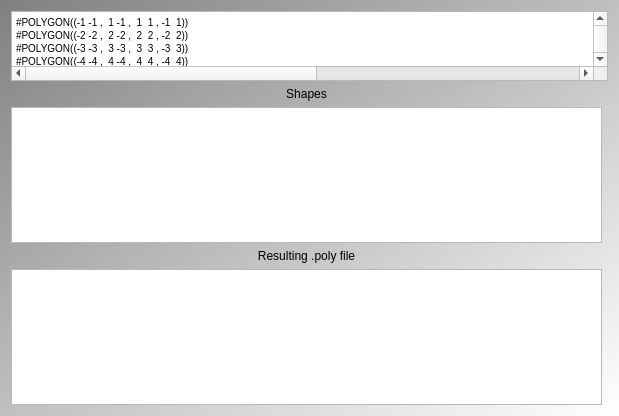
The window that Tools/ToolTestPolyFileFromPolygons/qttestpolyfilefrompolygonsmaindialog.ui (richelbilderbeek/ProjectRichelBilderbeek) describes before a commit, drawn with Qt 5.
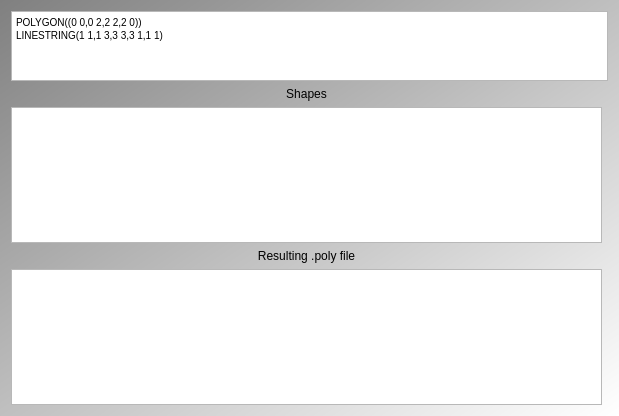
The same window after the commit. Icons and pictures are not drawn. Custom widgets are drawn as their Qt base class.

Diff of the .ui file:
```diff
--- a/Tools/ToolTestPolyFileFromPolygons/qttestpolyfilefrompolygonsmaindialog.ui
+++ b/Tools/ToolTestPolyFileFromPolygons/qttestpolyfilefrompolygonsmaindialog.ui
@@ -95,12 +95,9 @@
       <enum>QPlainTextEdit::NoWrap</enum>
      </property>
      <property name="plainText">
-      <string>#POLYGON((-1 -1 ,  1 -1 ,  1  1 , -1  1))
-#POLYGON((-2 -2 ,  2 -2 ,  2  2 , -2  2))
-#POLYGON((-3 -3 ,  3 -3 ,  3  3 , -3  3))
-#POLYGON((-4 -4 ,  4 -4 ,  4  4 , -4  4))
-POLYGON((-5 -5,-4 -5,-3 -5,-2 -5,-1 -5,0 -5,1 -5,2 -5,3 -5,4 -5,5 -5,5 -4,5 -3,5 -2,5 -1,5 0,5  1,5 2,5 3,5 4,5 5,4 5,3 5,2 5,1 5,0 5, -1 5,-2 5,-3 5,-4 5,-5 5,-5 4,-5 3,-5 2,-5 1,-5 0,-5 -1,-5 -2,-5 -3,-5 -4))
-POLYGON((-10 -10,-8 -10,-6 -10,-4 -10,-2 -10,0 -10,2 -10,4 -10,6 -10,8 -10,10 -10,10 -8,10 -6,10 -4,10 -2,10 0,10 2,10 4,10 6,10 8,10 10,8 10,6 10,4 10,2 10,0 10,-2 10,-4 10,-6 10,-8 10, -10 10,-10 8,-10 6,-10 4,-10 2,-10 0,-10 -2,-10 -4,-10 -6,-10 -8))</string>
+      <string>POLYGON((0 0,0 2,2 2,2 0))
+LINESTRING(1 1,1 3,3 3,3 1,1 1)
+</string>
      </property>
     </widget>
    </item>
```
